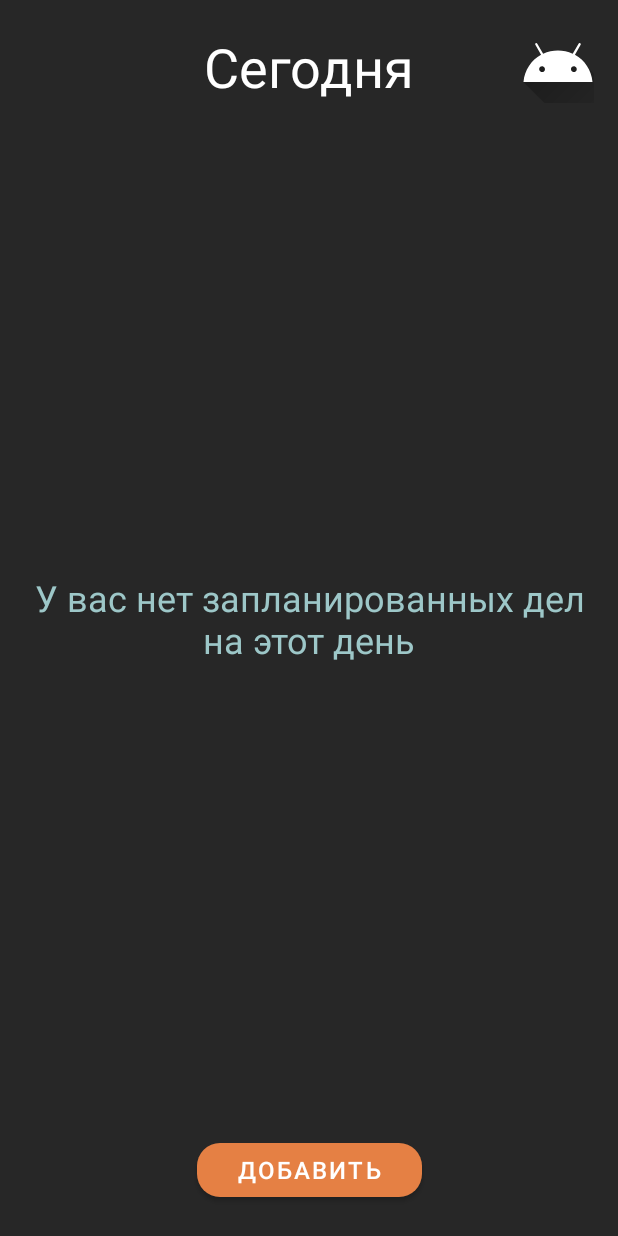
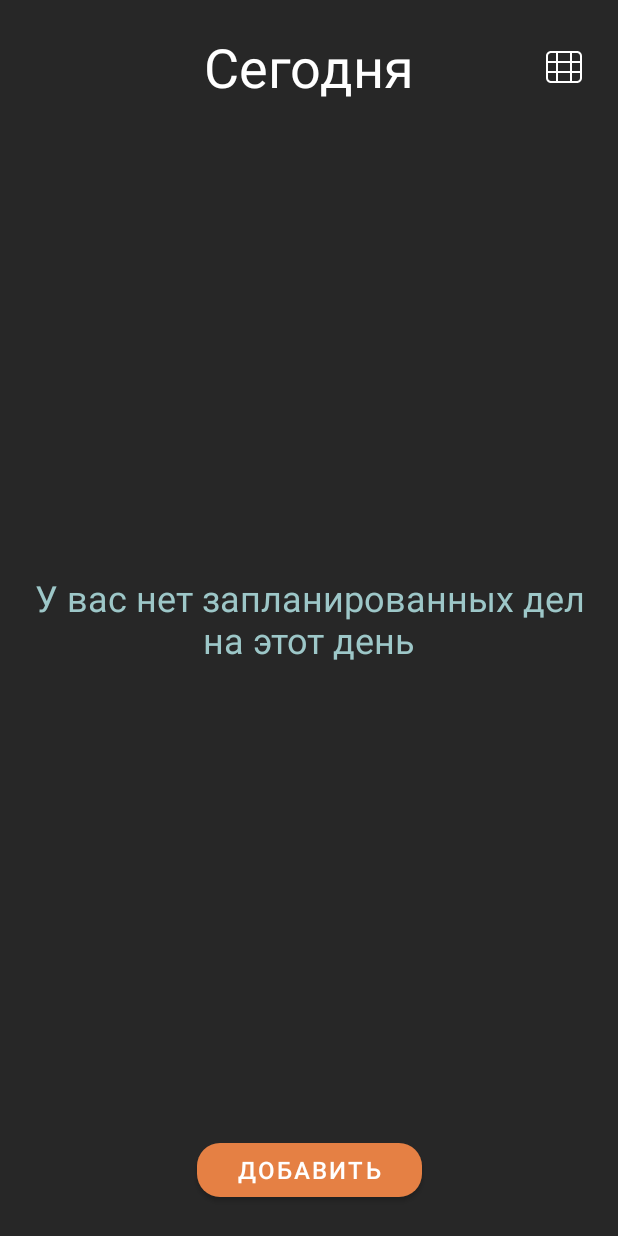
Before and after one commit to Orthodoxal/Simbirsoft-Android-Dairy, an Android app: the screen it shows after launch (MainActivity), on a phone screen of 412 x 824 dp. Run offline under Robolectric (Android 15) with nearby library versions, the phone set to English and light mode, and no system bars; our stand-ins replace Room's generated code.

```diff
--- a/app/src/main/java/com/example/diary/app/Singletons.kt
+++ b/app/src/main/java/com/example/diary/app/Singletons.kt
@@ -8,12 +8,18 @@ import com.example.diary.model.businesses.room.RoomBusinessesRepository
 import com.example.diary.model.date_time.DateTimeFormatter
 import com.example.diary.model.date_time.IDateTimeFormatter
 import com.example.diary.model.room.AppDatabase
+import com.example.diary.model.settings.AppSettings
+import com.example.diary.model.settings.SharedPreferencesAppSettings
 
 object Singletons {
 
     private lateinit var applicationContext: Context
 
     // -- stuffs
+
+    val appSettings: AppSettings by lazy {
+        SharedPreferencesAppSettings(applicationContext)
+    }
 
     private val database: AppDatabase by lazy<AppDatabase> {
         Room.databaseBuilder(applicationContext, AppDatabase::class.java, "database.db")
--- /dev/null
+++ b/app/src/main/java/com/example/diary/model/settings/AppSettings.kt
@@ -0,0 +1,10 @@
+package com.example.diary.model.settings
+
+import com.example.diary.screens.main.diary_todo_list.ViewMode
+
+interface AppSettings {
+
+    fun getViewMode(): ViewMode
+
+    fun setViewMode(viewMode: ViewMode)
+}
--- /dev/null
+++ b/app/src/main/java/com/example/diary/model/settings/SharedPreferencesAppSettings.kt
@@ -0,0 +1,34 @@
+package com.example.diary.model.settings
+
+import android.content.Context
+import android.content.SharedPreferences
+import com.example.diary.screens.main.diary_todo_list.ViewMode
+
+/**
+ * Implementation of [AppSettings] based on [SharedPreferences].
+ */
+class SharedPreferencesAppSettings(
+    appContext: Context
+) : AppSettings {
+
+    private val sharedPreferences = appContext.getSharedPreferences("settings", Context.MODE_PRIVATE)
+
+
+    override fun getViewMode(): ViewMode {
+        val name = sharedPreferences.getString(VIEW_MODE, null)
+        return name?.let { ViewMode.valueOf(it) } ?: ViewMode.LIST
+    }
+
+    override fun setViewMode(viewMode: ViewMode) {
+        val editor = sharedPreferences.edit()
+        editor.putString(VIEW_MODE, viewMode.name)
+        editor.apply()
+    }
+
+    companion object {
+        /**
+         * Key for view mode in [SharedPreferences]
+         */
+        private const val VIEW_MODE = "VIEW_MODE"
+    }
+}
--- a/app/src/main/java/com/example/diary/screens/main/diary_todo_list/BusinessView.kt
+++ b/app/src/main/java/com/example/diary/screens/custom_views/BusinessView.kt
@@ -1,4 +1,4 @@
-package com.example.diary.screens.main.diary_todo_list
+package com.example.diary.screens.custom_views
 
 import android.content.Context
 import android.util.AttributeSet
@@ -18,8 +18,6 @@ class BusinessView @JvmOverloads constructor(
 
     private val dateTimeFormatter: IDateTimeFormatter = Singletons.dateTimeFormatter
     private val binding: BusinessViewBinding
-    private var tryAgainAction: (() -> Unit)? = null
-    private var pendingDescription: String? = null
 
     init {
         val inflater = LayoutInflater.from(context)
--- a/app/src/main/java/com/example/diary/screens/main/diary_todo_list/DiaryToDoListFragment.kt
+++ b/app/src/main/java/com/example/diary/screens/main/diary_todo_list/DiaryToDoListFragment.kt
@@ -5,16 +5,15 @@ import android.app.DatePickerDialog
 import android.os.Bundle
 import android.view.LayoutInflater
 import android.view.View
-import android.widget.ListView
 import android.widget.TableRow
 import android.widget.TextView
-import androidx.core.view.marginTop
 import androidx.fragment.app.viewModels
 import androidx.navigation.fragment.findNavController
 import com.example.diary.R
 import com.example.diary.databinding.FragmentDiaryTodoListBinding
 import com.example.diary.model.businesses.entities.Business
 import com.example.diary.screens.base.BaseFragment
+import com.example.diary.screens.custom_views.BusinessView
 import com.example.diary.screens.main.business.BusinessFragment
 import com.example.diary.screens.main.business.BusinessViewModel
 import com.example.diary.utils.OnSwipeTouchListener
@@ -26,7 +25,6 @@ class DiaryToDoListFragment : BaseFragment(R.layout.fragment_diary_todo_list) {
     override val viewModel by viewModels<DiaryToDoListViewModel>()
     private lateinit var binding: FragmentDiaryTodoListBinding
     private var actualMillis by Delegates.notNull<Long>()
-    private var viewMode = ViewMode.LIST
 
     @SuppressLint("ClickableViewAccessibility")
     override fun onViewCreated(view: View, savedInstanceState: Bundle?) {
@@ -34,6 +32,9 @@ class DiaryToDoListFragment : BaseFragment(R.layout.fragment_diary_todo_list) {
         binding = FragmentDiaryTodoListBinding.bind(view)
 
         with(binding) {
+
+            var viewMode = viewModel.getViewMode()
+            setViewMode(viewMode)
 
             val millis = findNavController().currentBackStackEntry?.savedStateHandle?.get<Long>(
                 BusinessFragment.ACTUAL_DATE
@@ -98,16 +99,8 @@ class DiaryToDoListFragment : BaseFragment(R.layout.fragment_diary_todo_list) {
 
             modeButton.setOnClickListener {
                 viewMode = when (viewMode) {
-                    ViewMode.LIST -> {
-                        todoListView.visibility = View.GONE
-                        scrollView.visibility = View.VISIBLE
-                        ViewMode.TABLE
-                    }
-                    ViewMode.TABLE -> {
-                        todoListView.visibility = View.VISIBLE
-                        scrollView.visibility = View.GONE
-                        ViewMode.LIST
-                    }
+                    ViewMode.LIST -> setViewMode(ViewMode.TABLE)
+                    ViewMode.TABLE -> setViewMode(ViewMode.LIST)
                 }
             }
 
@@ -155,115 +148,76 @@ class DiaryToDoListFragment : BaseFragment(R.layout.fragment_diary_todo_list) {
             with(binding) {
                 val adapter: BusinessesAdapter? = if (businessesList.isEmpty()) {
                     emptyTextView.visibility = View.VISIBLE
+                    todoTable.visibility = View.INVISIBLE
                     null
                 } else {
                     emptyTextView.visibility = View.INVISIBLE
-                    val onClickAction = { business: Business ->
-                        val direction =
-                            DiaryToDoListFragmentDirections.actionDiaryToDoListFragmentToBusinessFragment(
-                                id = business.id,
-                                dateStart = business.dateStart,
-                                dateFinish = business.dateFinish,
-                                name = business.name,
-                                description = business.description,
-                            )
-                        findNavController().navigate(direction)
-                    }
+                    todoTable.visibility = View.VISIBLE
                     context?.let { BusinessesAdapter(it, businessesList, onClickAction) }
                 }
                 todoListView.adapter = adapter
 
                 todoTable.removeAllViews()
-                val ms = actualMillis
                 for (i in 0 until 24) {
-
                     val businessesByHour =
                         businessesList.filter {
                             it.dateStart in actualMillis + (i * BusinessViewModel.HOUR) until actualMillis + ((i + 1) * BusinessViewModel.HOUR)
                         }
 
-                    val onClickAction = { business: Business ->
-                        val direction =
-                            DiaryToDoListFragmentDirections.actionDiaryToDoListFragmentToBusinessFragment(
-                                id = business.id,
-                                dateStart = business.dateStart,
-                                dateFinish = business.dateFinish,
-                                name = business.name,
-                                description = business.description,
-                            )
-                        findNavController().navigate(direction)
-                    }
-
                     for (business in businessesByHour) {
                         val tableRowView = LayoutInflater.from(context)
                             .inflate(R.layout.table_row, todoTable, false) as TableRow
-
                         val view = tableRowView.findViewById<BusinessView>(R.id.businessViewRow)
-
                         view.setParams(business, onClickAction)
-                        /*view.setName(business.name)
-                        val timeStart = viewModel.getTime(business.dateStart)
-                        val timeFinish = viewModel.getTime(business.dateFinish)
-                        view.setTime("$timeStart - $timeFinish")
-                        view.setOnClickListener { onClickAction(business) }*/
-
-                        /*val view = LayoutInflater.from(context)
-                            .inflate(R.layout.business_view, tableRowView, false)
-
-                        val name = view.findViewById<TextView>(R.id.name)
-                        val time = view.findViewById<TextView>(R.id.time)
-
-                        val timeStart = viewModel.getTime(business.dateStart)
-                        val timeFinish = viewModel.getTime(business.dateFinish)
-                        name.text = business.name
-                        time.text = "$timeStart - $timeFinish"
-
-                        view.setOnClickListener { onClickAction(business) }*/
-                        //tableRowView.addView(view)
-
                         todoTable.addView(tableRowView)
                     }
-
-                    /*val listView = tableRowView.findViewById<ListView>(R.id.todoRowListView)
-
-                    val temp = mutableListOf<Business>()
-
-                    for (business in businessesList) {
-                        val start = ms + (i * BusinessViewModel.HOUR)
-                        val end = ms + ((i + 1) * BusinessViewModel.HOUR)
-                        if (business.dateStart in start until end)
-                            temp.add(business)
-                    }
-
-                    val businessesByHour =
-                        businessesList.filter {
-                            it.dateStart in actualMillis + (i * BusinessViewModel.HOUR) until actualMillis + ((i + 1) * BusinessViewModel.HOUR)
-                        }
-                    val onClickAction = { business: Business ->
-                        val direction =
-                            DiaryToDoListFragmentDirections.actionDiaryToDoListFragmentToBusinessFragment(
-                                id = business.id,
-                                dateStart = business.dateStart,
-                                dateFinish = business.dateFinish,
-                                name = business.name,
-                                description = business.description,
-                            )
-                        findNavController().navigate(direction)
-                    }
-                    val adapterByHour =
-                        context?.let { BusinessesAdapter(it, businessesByHour, onClickAction) }
-                    listView.adapter = adapterByHour*/
-                    //todoTable.addView(tableRowView)
 
                     if (i != 23) {
                         val tableRowLineView = LayoutInflater.from(context)
                             .inflate(R.layout.table_line_row, todoTable, false) as TableRow
+
+                        val time = tableRowLineView.findViewById<TextView>(R.id.timeRow)
+                        val hours = i + 1
+                        time.text = if (hours < 10) "0$hours:00" else "$hours:00"
+
                         todoTable.addView(tableRowLineView)
                     }
                 }
-
             }
         }
     }
 
+    private fun setViewMode(viewMode: ViewMode): ViewMode {
+        with(binding) {
+            return when (viewMode) {
+                ViewMode.LIST -> {
+                    todoListView.visibility = View.VISIBLE
+                    scrollView.visibility = View.GONE
+                    viewModel.setViewMode(ViewMode.LIST)
+                    modeButton.setImageResource(R.drawable.ic_table)
+                    ViewMode.LIST
+                }
+                ViewMode.TABLE -> {
+                    todoListView.visibility = View.GONE
+                    scrollView.visibility = View.VISIBLE
+                    viewModel.setViewMode(ViewMode.TABLE)
+                    modeButton.setImageResource(R.drawable.ic_list)
+                    ViewMode.TABLE
+                }
+            }
+        }
+    }
+
+    private val onClickAction = { business: Business ->
+        val direction =
+            DiaryToDoListFragmentDirections.actionDiaryToDoListFragmentToBusinessFragment(
+                id = business.id,
+                dateStart = business.dateStart,
+                dateFinish = business.dateFinish,
+                name = business.name,
+                description = business.description,
+            )
+        findNavController().navigate(direction)
+    }
+
 }
--- a/app/src/main/java/com/example/diary/screens/main/diary_todo_list/DiaryToDoListViewModel.kt
+++ b/app/src/main/java/com/example/diary/screens/main/diary_todo_list/DiaryToDoListViewModel.kt
@@ -10,6 +10,7 @@ import kotlinx.coroutines.launch
 
 class DiaryToDoListViewModel : BaseViewModel(), IDateTimeFormatter by Singletons.dateTimeFormatter {
     private val businessesRepository = Singletons.businessesRepository
+    private val appSettings = Singletons.appSettings
 
     private val _businessesByDate = MutableLiveData<List<Business>>()
     val businessesByDate = _businessesByDate.share()
@@ -22,6 +23,10 @@ class DiaryToDoListViewModel : BaseViewModel(), IDateTimeFormatter by Singletons
         }
     }
 
+    fun getViewMode() = appSettings.getViewMode()
+
+    fun setViewMode(viewMode: ViewMode) = appSettings.setViewMode(viewMode)
+
     fun deleteAllBusinesses() = viewModelScope.launch { businessesRepository.deleteAll() }
 
     companion object {
--- /dev/null
+++ b/app/src/main/res/drawable/ic_list.xml
@@ -0,0 +1,6 @@
+<vector android:height="32dp" android:viewportHeight="32"
+    android:viewportWidth="32" android:width="32dp" xmlns:android="http://schemas.android.com/apk/res/android">
+    <path android:fillColor="#FFFFFFFF" android:pathData="M28,10H4A1,1 0,0 1,4 8H28a1,1 0,0 1,0 2Z"/>
+    <path android:fillColor="#FFFFFFFF" android:pathData="M28,17H4a1,1 0,0 1,0 -2H28a1,1 0,0 1,0 2Z"/>
+    <path android:fillColor="#FFFFFFFF" android:pathData="M28,24H4a1,1 0,0 1,0 -2H28a1,1 0,0 1,0 2Z"/>
+</vector>
--- /dev/null
+++ b/app/src/main/res/drawable/ic_table.xml
@@ -0,0 +1,9 @@
+<vector xmlns:android="http://schemas.android.com/apk/res/android"
+    android:width="32dp"
+    android:height="32dp"
+    android:viewportWidth="24"
+    android:viewportHeight="24">
+  <path
+      android:fillColor="#FFFFFFFF"
+      android:pathData="M15,14L15,10L9,10L9,14L15,14ZM15,15L9,15L9,19L15,19L15,15ZM4,14L8,14L8,10L4,10L4,14ZM4,15L4,17.5C4,18.328 4.672,19 5.5,19L8,19L8,15L4,15ZM20,14L20,10L16,10L16,14L20,14ZM20,15L16,15L16,19L18.5,19C19.328,19 20,18.328 20,17.5L20,15ZM15,9L15,5L9,5L9,9L15,9ZM4,9L8,9L8,5L5.5,5C4.672,5 4,5.672 4,6.5L4,9ZM20,9L20,6.5C20,5.672 19.328,5 18.5,5L16,5L16,9L20,9ZM5.5,4L18.5,4C19.881,4 21,5.119 21,6.5L21,17.5C21,18.881 19.881,20 18.5,20L5.5,20C4.119,20 3,18.881 3,17.5L3,6.5C3,5.119 4.119,4 5.5,4Z"/>
+</vector>
--- a/app/src/main/res/layout/fragment_diary_todo_list.xml
+++ b/app/src/main/res/layout/fragment_diary_todo_list.xml
@@ -21,11 +21,10 @@
 
     <ImageButton
         android:id="@+id/modeButton"
-        android:layout_width="48dp"
-        android:layout_height="48dp"
-        android:layout_marginEnd="16dp"
+        android:layout_width="wrap_content"
+        android:layout_height="wrap_content"
+        android:layout_marginEnd="20dp"
         android:background="@android:color/transparent"
-        android:src="@drawable/ic_launcher_foreground"
         app:layout_constraintBottom_toBottomOf="@+id/dateTextView"
         app:layout_constraintEnd_toEndOf="parent"
         app:layout_constraintTop_toTopOf="@+id/dateTextView" />
@@ -41,7 +40,7 @@
         android:scrollbarStyle="insideInset"
         android:scrollbarThumbVertical="@color/orange"
         app:layout_constraintTop_toBottomOf="@id/dateTextView"
-        app:layout_constraintBottom_toBottomOf="parent"/>
+        app:layout_constraintBottom_toTopOf="@+id/addButton"/>
 
     <ScrollView
         android:id="@+id/scrollView"
@@ -49,10 +48,9 @@
         android:layout_height="0dp"
         android:scrollbarThumbVertical="@color/orange"
         app:layout_constraintTop_toBottomOf="@id/dateTextView"
-        app:layout_constraintBottom_toBottomOf="parent"
+        app:layout_constraintBottom_toTopOf="@+id/addButton"
         android:layout_marginVertical="20dp"
-        android:layout_marginHorizontal="20dp"
-        android:visibility="gone">
+        android:layout_marginHorizontal="20dp">
 
         <TableLayout
             android:id="@+id/todoTable"
@@ -60,8 +58,6 @@
             android:layout_height="wrap_content">
         </TableLayout>
     </ScrollView>
-
-
 
     <TextView
         android:id="@+id/emptyTextView"
```
Also changed, not shown: app/src/main/java/com/example/diary/screens/main/diary_todo_list/BusinessesAdapter.kt (+1 -6 lines), app/src/main/res/layout/table_line_row.xml (+4 -4 lines), app/src/main/res/layout/table_row.xml (+2 -10 lines).
